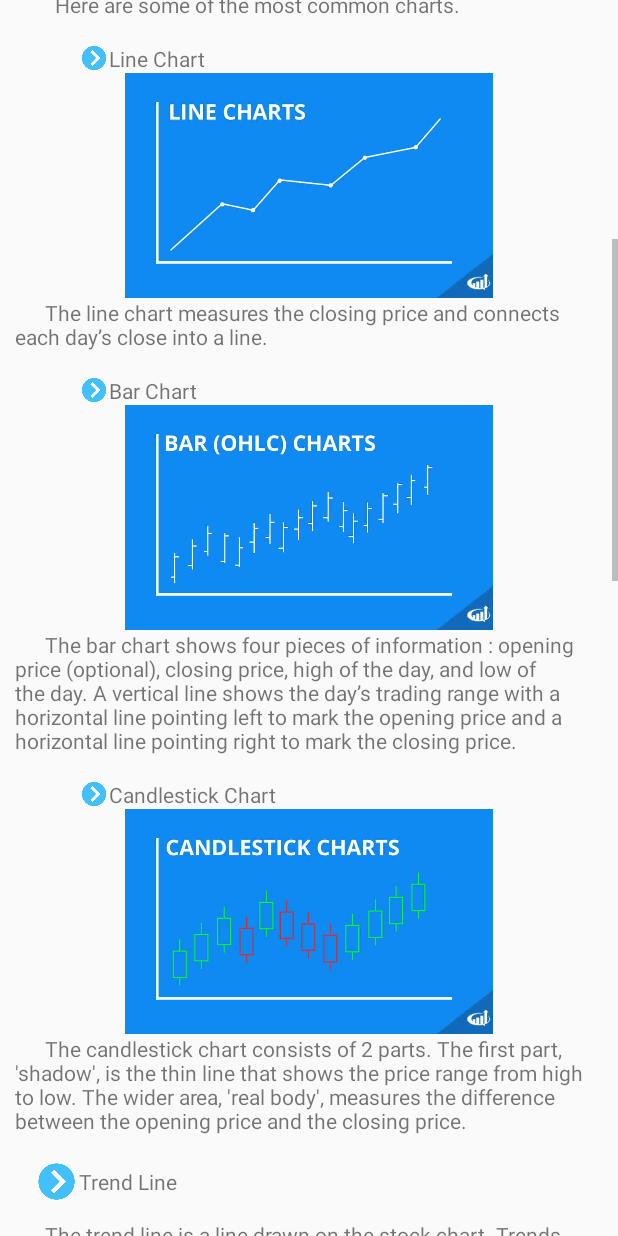
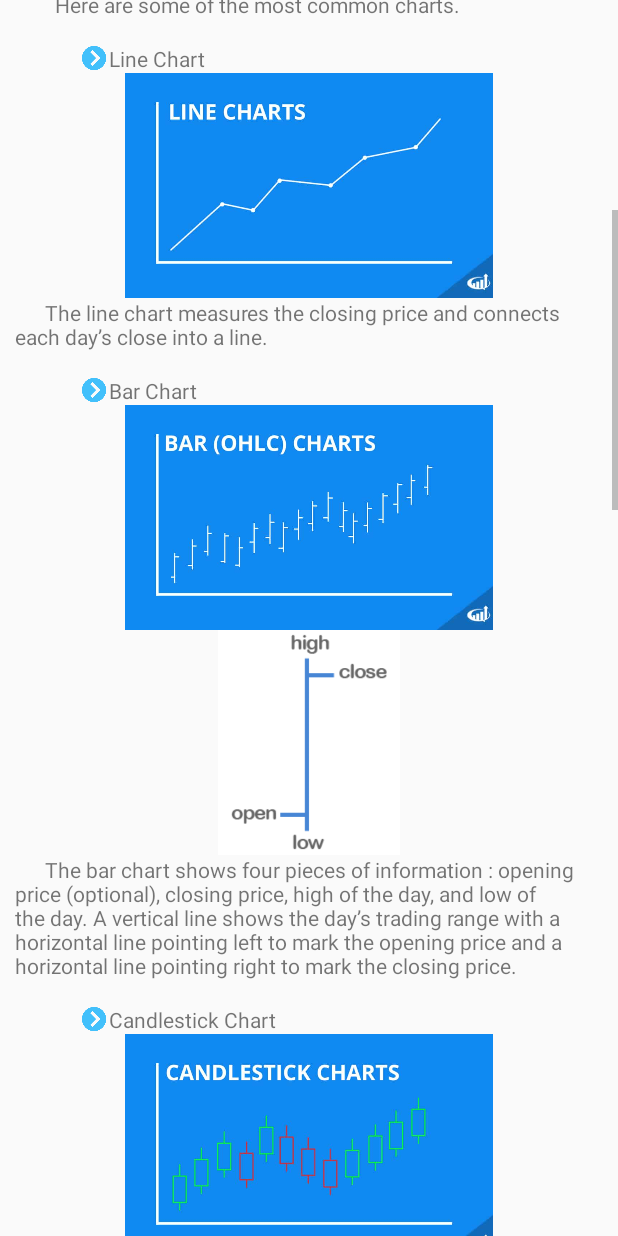
Before and after one commit to pattypattie/StockUnlocked, an Android app: the Lesson6Activity screen opened directly, with no data from a screen before it, scrolled down 576 dp, on a phone screen of 412 x 824 dp. Run offline under Robolectric (Android 15) with nearby library versions, the phone set to English and light mode, and no system bars.

Commit message:
lesson 6 info ver 3

```diff
--- a/app/src/main/res/layout/activity_lesson6.xml
+++ b/app/src/main/res/layout/activity_lesson6.xml
@@ -232,7 +232,7 @@ predict future price of the stock. This method is beneficial for short-term trad
         android:layout_height="wrap_content"
         android:layout_marginLeft="10dp"
         android:layout_marginRight="10dp"
-        android:text="      An uptrend indicates increasing demand for shares. It is drawn by connecting at least 2 swing lows (bottoms) with a line. The new high will be higher than the previous high, and the new low will also be higher than the previous low. Buying is recommended once the price is moving towards the low point in this trend."
+        android:text="      An uptrend indicates increasing demand for shares. It is drawn by connecting at least 2 swing lows (bottoms) with a line. The new high will be higher than the previous high, and the new low will also be higher than the previous low. Buying is recommended once the price is moving towards the low point in this trend.\n"
         tools:layout_editor_absoluteX="102dp"
         tools:layout_editor_absoluteY="234dp"
         app:layout_constraintTop_toBottomOf="@id/textView64"
@@ -263,7 +263,7 @@ predict future price of the stock. This method is beneficial for short-term trad
         android:layout_height="wrap_content"
         android:layout_marginRight="10dp"
         android:layout_marginLeft="10dp"
-        android:text="      A downtrend indicates an oversupply of shares. It is drawn by connecting at least 2 swing highs (tops) with a line. The new high will be lower than the previous high, and the new low will also be lower than the previous low. Selling is recommended once the price is moving towards the high point in this trend."
+        android:text="      A downtrend indicates an oversupply of shares. It is drawn by connecting at least 2 swing highs (tops) with a line. The new high will be lower than the previous high, and the new low will also be lower than the previous low. Selling is recommended once the price is moving towards the high point in this trend.\n"
         tools:layout_editor_absoluteX="102dp"
         tools:layout_editor_absoluteY="234dp"
         app:layout_constraintTop_toBottomOf="@id/textView66"
@@ -368,6 +368,15 @@ predict future price of the stock. This method is beneficial for short-term trad
         app:layout_constraintTop_toBottomOf="@id/imageView40"
         app:srcCompat="@drawable/ohlccharts" />
 
+    <ImageView
+        android:id="@+id/imageView54"
+        android:layout_width="match_parent"
+        android:layout_height="150dp"
+        app:layout_constraintLeft_toLeftOf="parent"
+        app:layout_constraintRight_toRightOf="parent"
+        app:layout_constraintTop_toBottomOf="@id/imageView49"
+        app:srcCompat="@drawable/bar_chart_component" />
+
     <TextView
         android:id="@+id/textView57"
         android:layout_width="match_parent"
@@ -377,7 +386,7 @@ predict future price of the stock. This method is beneficial for short-term trad
         android:text="      The bar chart shows four pieces of information : opening price (optional), closing price, high of the day, and low of the day. A vertical line shows the day’s trading range with a horizontal line pointing left to mark the opening price and a horizontal line pointing right to mark the closing price.\n"
         tools:layout_editor_absoluteX="102dp"
         tools:layout_editor_absoluteY="234dp"
-        app:layout_constraintTop_toBottomOf="@id/imageView49"
+        app:layout_constraintTop_toBottomOf="@id/imageView54"
         app:layout_constraintLeft_toLeftOf="@id/imageView35"/>
 
     <ImageView
@@ -408,6 +417,15 @@ predict future price of the stock. This method is beneficial for short-term trad
         app:layout_constraintTop_toBottomOf="@id/imageView41"
         app:srcCompat="@drawable/candlestickcharts" />
 
+    <ImageView
+        android:id="@+id/imageView53"
+        android:layout_width="match_parent"
+        android:layout_height="150dp"
+        app:layout_constraintLeft_toLeftOf="parent"
+        app:layout_constraintRight_toRightOf="parent"
+        app:layout_constraintTop_toBottomOf="@id/imageView50"
+        app:srcCompat="@drawable/candlestick_component" />
+
     <TextView
         android:id="@+id/textView59"
         android:layout_width="match_parent"
@@ -417,7 +435,7 @@ predict future price of the stock. This method is beneficial for short-term trad
         android:text="      The candlestick chart consists of 2 parts. The first part, 'shadow', is the thin line that shows the price range from high to low. The wider area, 'real body', measures the difference between the opening price and the closing price. \n"
         tools:layout_editor_absoluteX="102dp"
         tools:layout_editor_absoluteY="234dp"
-        app:layout_constraintTop_toBottomOf="@id/imageView50"
+        app:layout_constraintTop_toBottomOf="@id/imageView53"
         app:layout_constraintLeft_toLeftOf="@id/imageView35"/>
 
 
@@ -443,9 +461,12 @@ predict future price of the stock. This method is beneficial for short-term trad
 
     <TextView
         android:id="@+id/textView45"
-        android:layout_width="wrap_content"
+        android:layout_width="match_parent"
         android:layout_height="wrap_content"
-        android:text="indicator info \n"
+        android:layout_marginLeft="10dp"
+        android:layout_marginRight="10dp"
+        android:text="\n      A technical indicator is a mathematical calculation based on historic price, volume, or open interest information used to forecast the direction of the market.
+        \n\n      Here are some of the most useful indicators.\n"
         tools:layout_editor_absoluteX="102dp"
         tools:layout_editor_absoluteY="234dp"
         app:layout_constraintTop_toBottomOf="@id/textView44"
```
Also changed, not shown: app/src/main/res/drawable/bar_chart_component.png (added), app/src/main/res/drawable/candlestick_component.jpg (added).
